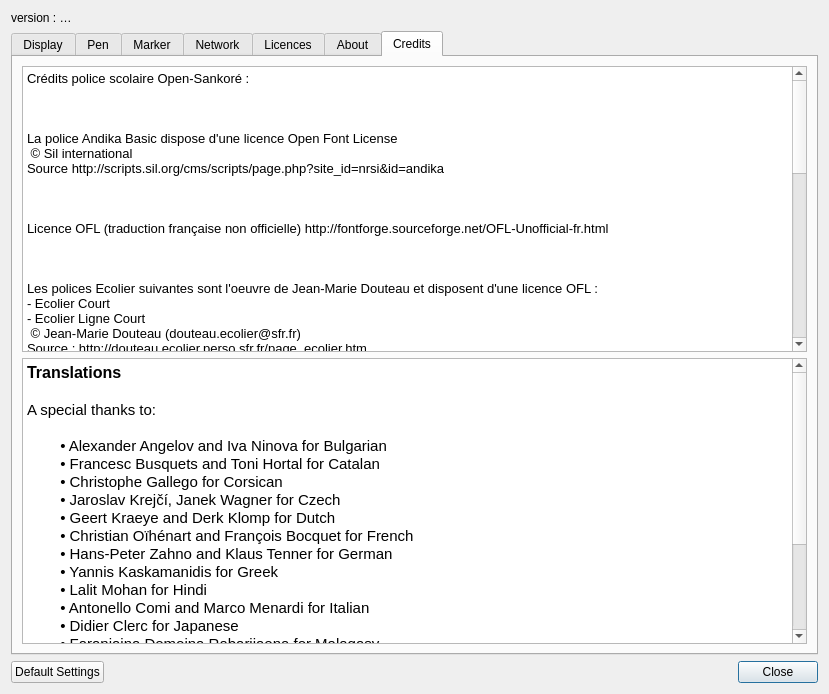
Before: the Qt Designer form resources/forms/preferences.ui in Sankore/Sankore-3.1, drawn with Qt 5.
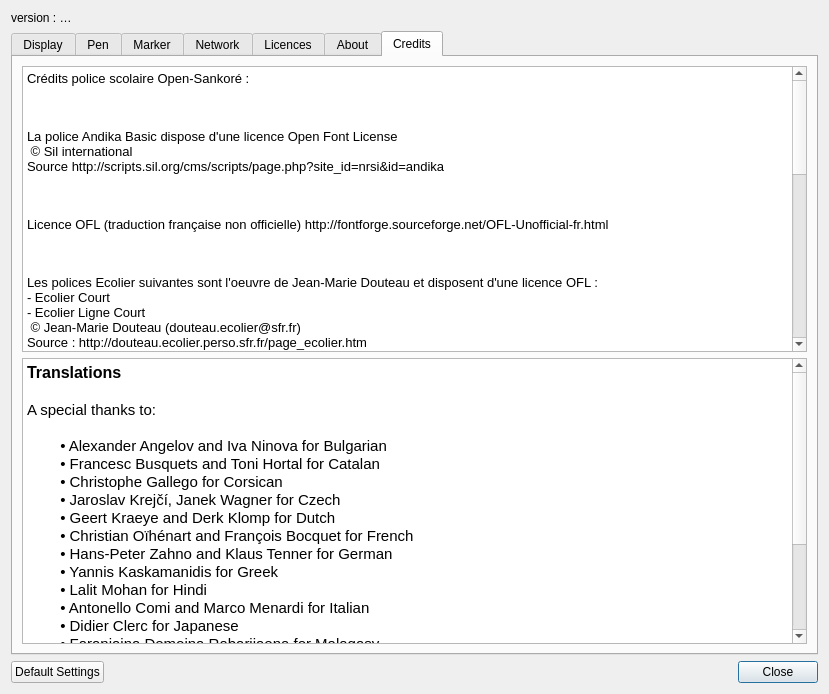
After: the same form once the commit is applied. The open tabs and pages were chosen to show the change.

Commit message: Modif numero de version OpenSankore (2.3.0) dans l'onglet Preferences/About

The edit to the form file:
```diff
--- a/resources/forms/preferences.ui
+++ b/resources/forms/preferences.ui
@@ -3033,52 +3033,52 @@
           <string notr="true">&lt;!DOCTYPE HTML PUBLIC &quot;-//W3C//DTD HTML 4.0//EN&quot; &quot;http://www.w3.org/TR/REC-html40/strict.dtd&quot;&gt;
 &lt;html&gt;&lt;head&gt;&lt;meta name=&quot;qrichtext&quot; content=&quot;1&quot; /&gt;&lt;style type=&quot;text/css&quot;&gt;
 p, li { white-space: pre-wrap; }
-&lt;/style&gt;&lt;/head&gt;&lt;body style=&quot; font-family:'Cantarell'; font-size:10pt; font-weight:400; font-style:normal;&quot;&gt;
-&lt;p style=&quot; margin-top:0px; margin-bottom:0px; margin-left:0px; margin-right:0px; -qt-block-indent:0; text-indent:0px;&quot;&gt;&lt;span style=&quot; font-family:'Ubuntu';&quot;&gt;Crédits police scolaire Open-Sankoré : &lt;/span&gt;&lt;/p&gt;
-&lt;p style=&quot;-qt-paragraph-type:empty; margin-top:0px; margin-bottom:0px; margin-left:0px; margin-right:0px; -qt-block-indent:0; text-indent:0px; font-family:'Ubuntu';&quot;&gt;&lt;br /&gt;&lt;/p&gt;
-&lt;p style=&quot; margin-top:0px; margin-bottom:0px; margin-left:0px; margin-right:0px; -qt-block-indent:0; text-indent:0px;&quot;&gt;&lt;span style=&quot; font-family:'Ubuntu';&quot;&gt;&lt;br /&gt;&lt;/span&gt;&lt;/p&gt;
-&lt;p style=&quot; margin-top:0px; margin-bottom:0px; margin-left:0px; margin-right:0px; -qt-block-indent:0; text-indent:0px;&quot;&gt;&lt;span style=&quot; font-family:'Ubuntu';&quot;&gt;La police Andika Basic dispose d'une licence Open Font License &lt;/span&gt;&lt;/p&gt;
-&lt;p style=&quot; margin-top:0px; margin-bottom:0px; margin-left:0px; margin-right:0px; -qt-block-indent:0; text-indent:0px;&quot;&gt;&lt;span style=&quot; font-family:'Ubuntu';&quot;&gt; © Sil international&lt;/span&gt;&lt;/p&gt;
-&lt;p style=&quot; margin-top:0px; margin-bottom:0px; margin-left:0px; margin-right:0px; -qt-block-indent:0; text-indent:0px;&quot;&gt;&lt;span style=&quot; font-family:'Ubuntu';&quot;&gt;Source http://scripts.sil.org/cms/scripts/page.php?site_id=nrsi&amp;amp;id=andika&lt;/span&gt;&lt;/p&gt;
-&lt;p style=&quot;-qt-paragraph-type:empty; margin-top:0px; margin-bottom:0px; margin-left:0px; margin-right:0px; -qt-block-indent:0; text-indent:0px; font-family:'Ubuntu';&quot;&gt;&lt;br /&gt;&lt;/p&gt;
-&lt;p style=&quot; margin-top:0px; margin-bottom:0px; margin-left:0px; margin-right:0px; -qt-block-indent:0; text-indent:0px;&quot;&gt;&lt;span style=&quot; font-family:'Ubuntu';&quot;&gt;&lt;br /&gt;&lt;/span&gt;&lt;/p&gt;
-&lt;p style=&quot; margin-top:0px; margin-bottom:0px; margin-left:0px; margin-right:0px; -qt-block-indent:0; text-indent:0px;&quot;&gt;&lt;span style=&quot; font-family:'Ubuntu';&quot;&gt;Licence OFL (traduction française non officielle) http://fontforge.sourceforge.net/OFL-Unofficial-fr.html&lt;/span&gt;&lt;/p&gt;
-&lt;p style=&quot;-qt-paragraph-type:empty; margin-top:0px; margin-bottom:0px; margin-left:0px; margin-right:0px; -qt-block-indent:0; text-indent:0px; font-family:'Ubuntu';&quot;&gt;&lt;br /&gt;&lt;/p&gt;
-&lt;p style=&quot; margin-top:0px; margin-bottom:0px; margin-left:0px; margin-right:0px; -qt-block-indent:0; text-indent:0px;&quot;&gt;&lt;span style=&quot; font-family:'Ubuntu';&quot;&gt;&lt;br /&gt;&lt;/span&gt;&lt;/p&gt;
-&lt;p style=&quot; margin-top:0px; margin-bottom:0px; margin-left:0px; margin-right:0px; -qt-block-indent:0; text-indent:0px;&quot;&gt;&lt;span style=&quot; font-family:'Ubuntu';&quot;&gt;Les polices Ecolier suivantes sont l'oeuvre de Jean-Marie Douteau et disposent d'une licence OFL : &lt;/span&gt;&lt;/p&gt;
-&lt;p style=&quot; margin-top:0px; margin-bottom:0px; margin-left:0px; margin-right:0px; -qt-block-indent:0; text-indent:0px;&quot;&gt;&lt;span style=&quot; font-family:'Ubuntu';&quot;&gt;- Ecolier Court &lt;/span&gt;&lt;/p&gt;
-&lt;p style=&quot; margin-top:0px; margin-bottom:0px; margin-left:0px; margin-right:0px; -qt-block-indent:0; text-indent:0px;&quot;&gt;&lt;span style=&quot; font-family:'Ubuntu';&quot;&gt;- Ecolier Ligne Court&lt;/span&gt;&lt;/p&gt;
-&lt;p style=&quot; margin-top:0px; margin-bottom:0px; margin-left:0px; margin-right:0px; -qt-block-indent:0; text-indent:0px;&quot;&gt;&lt;span style=&quot; font-family:'Ubuntu';&quot;&gt; © Jean-Marie Douteau (douteau.ecolier@sfr.fr)&lt;/span&gt;&lt;/p&gt;
-&lt;p style=&quot; margin-top:0px; margin-bottom:0px; margin-left:0px; margin-right:0px; -qt-block-indent:0; text-indent:0px;&quot;&gt;&lt;span style=&quot; font-family:'Ubuntu';&quot;&gt;Source : http://douteau.ecolier.perso.sfr.fr/page_ecolier.htm&lt;/span&gt;&lt;/p&gt;
-&lt;p style=&quot;-qt-paragraph-type:empty; margin-top:0px; margin-bottom:0px; margin-left:0px; margin-right:0px; -qt-block-indent:0; text-indent:0px; font-family:'Ubuntu';&quot;&gt;&lt;br /&gt;&lt;/p&gt;
-&lt;p style=&quot; margin-top:0px; margin-bottom:0px; margin-left:0px; margin-right:0px; -qt-block-indent:0; text-indent:0px;&quot;&gt;&lt;span style=&quot; font-family:'Ubuntu';&quot;&gt;&lt;br /&gt;&lt;/span&gt;&lt;/p&gt;
-&lt;p style=&quot; margin-top:0px; margin-bottom:0px; margin-left:0px; margin-right:0px; -qt-block-indent:0; text-indent:0px;&quot;&gt;&lt;span style=&quot; font-family:'Ubuntu';&quot;&gt;Les polices Ecolier suivantes sont l'oeuvre de Jean-Marie Douteau et disposent d'une licence Creative Commons BY NC ND :&lt;/span&gt;&lt;/p&gt;
-&lt;p style=&quot; margin-top:0px; margin-bottom:0px; margin-left:0px; margin-right:0px; -qt-block-indent:0; text-indent:0px;&quot;&gt;&lt;span style=&quot; font-family:'Ubuntu';&quot;&gt;- Ecolier lignes pointillés&lt;/span&gt;&lt;/p&gt;
-&lt;p style=&quot; margin-top:0px; margin-bottom:0px; margin-left:0px; margin-right:0px; -qt-block-indent:0; text-indent:0px;&quot;&gt;&lt;span style=&quot; font-family:'Ubuntu';&quot;&gt;- Écolier pointillés&lt;/span&gt;&lt;/p&gt;
-&lt;p style=&quot; margin-top:0px; margin-bottom:0px; margin-left:0px; margin-right:0px; -qt-block-indent:0; text-indent:0px;&quot;&gt;&lt;span style=&quot; font-family:'Ubuntu';&quot;&gt;- Écolier CP&lt;/span&gt;&lt;/p&gt;
-&lt;p style=&quot; margin-top:0px; margin-bottom:0px; margin-left:0px; margin-right:0px; -qt-block-indent:0; text-indent:0px;&quot;&gt;&lt;span style=&quot; font-family:'Ubuntu';&quot;&gt;- Écolier CP pointillés&lt;/span&gt;&lt;/p&gt;
-&lt;p style=&quot; margin-top:0px; margin-bottom:0px; margin-left:0px; margin-right:0px; -qt-block-indent:0; text-indent:0px;&quot;&gt;&lt;span style=&quot; font-family:'Ubuntu';&quot;&gt; © Jean-Marie Douteau (douteau.ecolier@sfr.fr)&lt;/span&gt;&lt;/p&gt;
-&lt;p style=&quot; margin-top:0px; margin-bottom:0px; margin-left:0px; margin-right:0px; -qt-block-indent:0; text-indent:0px;&quot;&gt;&lt;span style=&quot; font-family:'Ubuntu';&quot;&gt;Source : http://douteau.ecolier.perso.sfr.fr/page_ecolier.htm&lt;/span&gt;&lt;/p&gt;
-&lt;p style=&quot;-qt-paragraph-type:empty; margin-top:0px; margin-bottom:0px; margin-left:0px; margin-right:0px; -qt-block-indent:0; text-indent:0px; font-family:'Ubuntu';&quot;&gt;&lt;br /&gt;&lt;/p&gt;
-&lt;p style=&quot; margin-top:0px; margin-bottom:0px; margin-left:0px; margin-right:0px; -qt-block-indent:0; text-indent:0px;&quot;&gt;&lt;span style=&quot; font-family:'Ubuntu';&quot;&gt;&lt;br /&gt;&lt;/span&gt;&lt;/p&gt;
-&lt;p style=&quot; margin-top:0px; margin-bottom:0px; margin-left:0px; margin-right:0px; -qt-block-indent:0; text-indent:0px;&quot;&gt;&lt;span style=&quot; font-family:'Ubuntu';&quot;&gt;Les polices Cursive sont l'oeuvre d'Antoine Fetet (antoine.fetet@laposte.net) à partir d'une police proposée par Jean-Claude Gineau&lt;/span&gt;&lt;/p&gt;
-&lt;p style=&quot; margin-top:0px; margin-bottom:0px; margin-left:0px; margin-right:0px; -qt-block-indent:0; text-indent:0px;&quot;&gt;&lt;span style=&quot; font-family:'Ubuntu';&quot;&gt;Source : http://lps13.free.fr/contenu/construire/Cursive_standard.zip et http://fr.fontriver.com/font/gino_school_script/&lt;/span&gt;&lt;/p&gt;
-&lt;p style=&quot; margin-top:0px; margin-bottom:0px; margin-left:0px; margin-right:0px; -qt-block-indent:0; text-indent:0px;&quot;&gt;&lt;span style=&quot; font-family:'Ubuntu';&quot;&gt;L'auteur en autorise l'utilisation dans le cadre du logiciel open-Sankoré pour un usage non commercial&lt;/span&gt;&lt;/p&gt;
-&lt;p style=&quot;-qt-paragraph-type:empty; margin-top:0px; margin-bottom:0px; margin-left:0px; margin-right:0px; -qt-block-indent:0; text-indent:0px; font-family:'Ubuntu';&quot;&gt;&lt;br /&gt;&lt;/p&gt;
-&lt;p style=&quot; margin-top:0px; margin-bottom:0px; margin-left:0px; margin-right:0px; -qt-block-indent:0; text-indent:0px;&quot;&gt;&lt;span style=&quot; font-family:'Ubuntu';&quot;&gt;&lt;br /&gt;&lt;/span&gt;&lt;/p&gt;
-&lt;p style=&quot; margin-top:0px; margin-bottom:0px; margin-left:0px; margin-right:0px; -qt-block-indent:0; text-indent:0px;&quot;&gt;&lt;span style=&quot; font-family:'Ubuntu';&quot;&gt;Les polices Script (Ecole et CaseEcole) sont l'oeuvre d'Henri Rogelet&lt;/span&gt;&lt;/p&gt;
-&lt;p style=&quot; margin-top:0px; margin-bottom:0px; margin-left:0px; margin-right:0px; -qt-block-indent:0; text-indent:0px;&quot;&gt;&lt;span style=&quot; font-family:'Ubuntu';&quot;&gt;Source : http://pointecole.free.fr/polices/SCRIPTCO.zip&lt;/span&gt;&lt;/p&gt;
-&lt;p style=&quot; margin-top:0px; margin-bottom:0px; margin-left:0px; margin-right:0px; -qt-block-indent:0; text-indent:0px;&quot;&gt;&lt;span style=&quot; font-family:'Ubuntu';&quot;&gt;Source : http://pointecole.free.fr/polices/SCRIPTCA.zip&lt;/span&gt;&lt;/p&gt;
-&lt;p style=&quot; margin-top:0px; margin-bottom:0px; margin-left:0px; margin-right:0px; -qt-block-indent:0; text-indent:0px;&quot;&gt;&lt;span style=&quot; font-family:'Ubuntu';&quot;&gt; © Henri Rogelet &amp;lt;h.rogelet@free.fr&amp;gt;&lt;/span&gt;&lt;/p&gt;
-&lt;p style=&quot; margin-top:0px; margin-bottom:0px; margin-left:0px; margin-right:0px; -qt-block-indent:0; text-indent:0px;&quot;&gt;&lt;span style=&quot; font-family:'Ubuntu';&quot;&gt;Autorisation pour un usage non commercial&lt;/span&gt;&lt;/p&gt;
-&lt;p style=&quot; margin-top:0px; margin-bottom:0px; margin-left:0px; margin-right:0px; -qt-block-indent:0; text-indent:0px;&quot;&gt;&lt;span style=&quot; font-family:'Ubuntu';&quot;&gt;Source : http://pointecole.free.fr/polices.html&lt;/span&gt;&lt;/p&gt;
-&lt;p style=&quot;-qt-paragraph-type:empty; margin-top:0px; margin-bottom:0px; margin-left:0px; margin-right:0px; -qt-block-indent:0; text-indent:0px; font-family:'Ubuntu';&quot;&gt;&lt;br /&gt;&lt;/p&gt;
-&lt;p style=&quot; margin-top:0px; margin-bottom:0px; margin-left:0px; margin-right:0px; -qt-block-indent:0; text-indent:0px;&quot;&gt;&lt;span style=&quot; font-family:'Ubuntu';&quot;&gt;&lt;br /&gt;&lt;/span&gt;&lt;/p&gt;
-&lt;p style=&quot; margin-top:0px; margin-bottom:0px; margin-left:0px; margin-right:0px; -qt-block-indent:0; text-indent:0px;&quot;&gt;&lt;span style=&quot; font-family:'Ubuntu';&quot;&gt;La police phonétique, Alphonet est l'oeuvre d'Henri Rogelet&lt;/span&gt;&lt;/p&gt;
-&lt;p style=&quot; margin-top:0px; margin-bottom:0px; margin-left:0px; margin-right:0px; -qt-block-indent:0; text-indent:0px;&quot;&gt;&lt;span style=&quot; font-family:'Ubuntu';&quot;&gt;Source : http://pointecole.free.fr/polices/ALPHONET.zip&lt;/span&gt;&lt;/p&gt;
-&lt;p style=&quot; margin-top:0px; margin-bottom:0px; margin-left:0px; margin-right:0px; -qt-block-indent:0; text-indent:0px;&quot;&gt;&lt;span style=&quot; font-family:'Ubuntu';&quot;&gt; © Henri Rogelet &amp;lt;h.rogelet@free.fr&amp;gt;&lt;/span&gt;&lt;/p&gt;
-&lt;p style=&quot; margin-top:0px; margin-bottom:0px; margin-left:0px; margin-right:0px; -qt-block-indent:0; text-indent:0px;&quot;&gt;&lt;span style=&quot; font-family:'Ubuntu';&quot;&gt;Autorisation pour un usage non commercial&lt;/span&gt;&lt;/p&gt;
-&lt;p style=&quot; margin-top:0px; margin-bottom:0px; margin-left:0px; margin-right:0px; -qt-block-indent:0; text-indent:0px;&quot;&gt;&lt;span style=&quot; font-family:'Ubuntu';&quot;&gt;Source : http://pointecole.free.fr/polices.html&lt;/span&gt;&lt;/p&gt;&lt;/body&gt;&lt;/html&gt;</string>
+&lt;/style&gt;&lt;/head&gt;&lt;body style=&quot; font-family:'MS Shell Dlg 2'; font-size:8.25pt; font-weight:400; font-style:normal;&quot;&gt;
+&lt;p style=&quot; margin-top:0px; margin-bottom:0px; margin-left:0px; margin-right:0px; -qt-block-indent:0; text-indent:0px;&quot;&gt;&lt;span style=&quot; font-family:'Ubuntu'; font-size:10pt;&quot;&gt;Crédits police scolaire Open-Sankoré : &lt;/span&gt;&lt;/p&gt;
+&lt;p style=&quot;-qt-paragraph-type:empty; margin-top:0px; margin-bottom:0px; margin-left:0px; margin-right:0px; -qt-block-indent:0; text-indent:0px; font-family:'Ubuntu'; font-size:10pt;&quot;&gt;&lt;br /&gt;&lt;/p&gt;
+&lt;p style=&quot; margin-top:0px; margin-bottom:0px; margin-left:0px; margin-right:0px; -qt-block-indent:0; text-indent:0px;&quot;&gt;&lt;span style=&quot; font-family:'Ubuntu'; font-size:10pt;&quot;&gt;&lt;br /&gt;&lt;/span&gt;&lt;/p&gt;
+&lt;p style=&quot; margin-top:0px; margin-bottom:0px; margin-left:0px; margin-right:0px; -qt-block-indent:0; text-indent:0px;&quot;&gt;&lt;span style=&quot; font-family:'Ubuntu'; font-size:10pt;&quot;&gt;La police Andika Basic dispose d'une licence Open Font License &lt;/span&gt;&lt;/p&gt;
+&lt;p style=&quot; margin-top:0px; margin-bottom:0px; margin-left:0px; margin-right:0px; -qt-block-indent:0; text-indent:0px;&quot;&gt;&lt;span style=&quot; font-family:'Ubuntu'; font-size:10pt;&quot;&gt; © Sil international&lt;/span&gt;&lt;/p&gt;
+&lt;p style=&quot; margin-top:0px; margin-bottom:0px; margin-left:0px; margin-right:0px; -qt-block-indent:0; text-indent:0px;&quot;&gt;&lt;span style=&quot; font-family:'Ubuntu'; font-size:10pt;&quot;&gt;Source http://scripts.sil.org/cms/scripts/page.php?site_id=nrsi&amp;amp;id=andika&lt;/span&gt;&lt;/p&gt;
+&lt;p style=&quot;-qt-paragraph-type:empty; margin-top:0px; margin-bottom:0px; margin-left:0px; margin-right:0px; -qt-block-indent:0; text-indent:0px; font-family:'Ubuntu'; font-size:10pt;&quot;&gt;&lt;br /&gt;&lt;/p&gt;
+&lt;p style=&quot; margin-top:0px; margin-bottom:0px; margin-left:0px; margin-right:0px; -qt-block-indent:0; text-indent:0px;&quot;&gt;&lt;span style=&quot; font-family:'Ubuntu'; font-size:10pt;&quot;&gt;&lt;br /&gt;&lt;/span&gt;&lt;/p&gt;
+&lt;p style=&quot; margin-top:0px; margin-bottom:0px; margin-left:0px; margin-right:0px; -qt-block-indent:0; text-indent:0px;&quot;&gt;&lt;span style=&quot; font-family:'Ubuntu'; font-size:10pt;&quot;&gt;Licence OFL (traduction française non officielle) http://fontforge.sourceforge.net/OFL-Unofficial-fr.html&lt;/span&gt;&lt;/p&gt;
+&lt;p style=&quot;-qt-paragraph-type:empty; margin-top:0px; margin-bottom:0px; margin-left:0px; margin-right:0px; -qt-block-indent:0; text-indent:0px; font-family:'Ubuntu'; font-size:10pt;&quot;&gt;&lt;br /&gt;&lt;/p&gt;
+&lt;p style=&quot; margin-top:0px; margin-bottom:0px; margin-left:0px; margin-right:0px; -qt-block-indent:0; text-indent:0px;&quot;&gt;&lt;span style=&quot; font-family:'Ubuntu'; font-size:10pt;&quot;&gt;&lt;br /&gt;&lt;/span&gt;&lt;/p&gt;
+&lt;p style=&quot; margin-top:0px; margin-bottom:0px; margin-left:0px; margin-right:0px; -qt-block-indent:0; text-indent:0px;&quot;&gt;&lt;span style=&quot; font-family:'Ubuntu'; font-size:10pt;&quot;&gt;Les polices Ecolier suivantes sont l'oeuvre de Jean-Marie Douteau et disposent d'une licence OFL : &lt;/span&gt;&lt;/p&gt;
+&lt;p style=&quot; margin-top:0px; margin-bottom:0px; margin-left:0px; margin-right:0px; -qt-block-indent:0; text-indent:0px;&quot;&gt;&lt;span style=&quot; font-family:'Ubuntu'; font-size:10pt;&quot;&gt;- Ecolier Court &lt;/span&gt;&lt;/p&gt;
+&lt;p style=&quot; margin-top:0px; margin-bottom:0px; margin-left:0px; margin-right:0px; -qt-block-indent:0; text-indent:0px;&quot;&gt;&lt;span style=&quot; font-family:'Ubuntu'; font-size:10pt;&quot;&gt;- Ecolier Ligne Court&lt;/span&gt;&lt;/p&gt;
+&lt;p style=&quot; margin-top:0px; margin-bottom:0px; margin-left:0px; margin-right:0px; -qt-block-indent:0; text-indent:0px;&quot;&gt;&lt;span style=&quot; font-family:'Ubuntu'; font-size:10pt;&quot;&gt; © Jean-Marie Douteau (douteau.ecolier@sfr.fr)&lt;/span&gt;&lt;/p&gt;
+&lt;p style=&quot; margin-top:0px; margin-bottom:0px; margin-left:0px; margin-right:0px; -qt-block-indent:0; text-indent:0px;&quot;&gt;&lt;span style=&quot; font-family:'Ubuntu'; font-size:10pt;&quot;&gt;Source : http://douteau.ecolier.perso.sfr.fr/page_ecolier.htm&lt;/span&gt;&lt;/p&gt;
+&lt;p style=&quot;-qt-paragraph-type:empty; margin-top:0px; margin-bottom:0px; margin-left:0px; margin-right:0px; -qt-block-indent:0; text-indent:0px; font-family:'Ubuntu'; font-size:10pt;&quot;&gt;&lt;br /&gt;&lt;/p&gt;
+&lt;p style=&quot; margin-top:0px; margin-bottom:0px; margin-left:0px; margin-right:0px; -qt-block-indent:0; text-indent:0px;&quot;&gt;&lt;span style=&quot; font-family:'Ubuntu'; font-size:10pt;&quot;&gt;&lt;br /&gt;&lt;/span&gt;&lt;/p&gt;
+&lt;p style=&quot; margin-top:0px; margin-bottom:0px; margin-left:0px; margin-right:0px; -qt-block-indent:0; text-indent:0px;&quot;&gt;&lt;span style=&quot; font-family:'Ubuntu'; font-size:10pt;&quot;&gt;Les polices Ecolier suivantes sont l'oeuvre de Jean-Marie Douteau et disposent d'une licence Creative Commons BY NC ND :&lt;/span&gt;&lt;/p&gt;
+&lt;p style=&quot; margin-top:0px; margin-bottom:0px; margin-left:0px; margin-right:0px; -qt-block-indent:0; text-indent:0px;&quot;&gt;&lt;span style=&quot; font-family:'Ubuntu'; font-size:10pt;&quot;&gt;- Ecolier lignes pointillés&lt;/span&gt;&lt;/p&gt;
+&lt;p style=&quot; margin-top:0px; margin-bottom:0px; margin-left:0px; margin-right:0px; -qt-block-indent:0; text-indent:0px;&quot;&gt;&lt;span style=&quot; font-family:'Ubuntu'; font-size:10pt;&quot;&gt;- Écolier pointillés&lt;/span&gt;&lt;/p&gt;
+&lt;p style=&quot; margin-top:0px; margin-bottom:0px; margin-left:0px; margin-right:0px; -qt-block-indent:0; text-indent:0px;&quot;&gt;&lt;span style=&quot; font-family:'Ubuntu'; font-size:10pt;&quot;&gt;- Écolier CP&lt;/span&gt;&lt;/p&gt;
+&lt;p style=&quot; margin-top:0px; margin-bottom:0px; margin-left:0px; margin-right:0px; -qt-block-indent:0; text-indent:0px;&quot;&gt;&lt;span style=&quot; font-family:'Ubuntu'; font-size:10pt;&quot;&gt;- Écolier CP pointillés&lt;/span&gt;&lt;/p&gt;
+&lt;p style=&quot; margin-top:0px; margin-bottom:0px; margin-left:0px; margin-right:0px; -qt-block-indent:0; text-indent:0px;&quot;&gt;&lt;span style=&quot; font-family:'Ubuntu'; font-size:10pt;&quot;&gt; © Jean-Marie Douteau (douteau.ecolier@sfr.fr)&lt;/span&gt;&lt;/p&gt;
+&lt;p style=&quot; margin-top:0px; margin-bottom:0px; margin-left:0px; margin-right:0px; -qt-block-indent:0; text-indent:0px;&quot;&gt;&lt;span style=&quot; font-family:'Ubuntu'; font-size:10pt;&quot;&gt;Source : http://douteau.ecolier.perso.sfr.fr/page_ecolier.htm&lt;/span&gt;&lt;/p&gt;
+&lt;p style=&quot;-qt-paragraph-type:empty; margin-top:0px; margin-bottom:0px; margin-left:0px; margin-right:0px; -qt-block-indent:0; text-indent:0px; font-family:'Ubuntu'; font-size:10pt;&quot;&gt;&lt;br /&gt;&lt;/p&gt;
+&lt;p style=&quot; margin-top:0px; margin-bottom:0px; margin-left:0px; margin-right:0px; -qt-block-indent:0; text-indent:0px;&quot;&gt;&lt;span style=&quot; font-family:'Ubuntu'; font-size:10pt;&quot;&gt;&lt;br /&gt;&lt;/span&gt;&lt;/p&gt;
+&lt;p style=&quot; margin-top:0px; margin-bottom:0px; margin-left:0px; margin-right:0px; -qt-block-indent:0; text-indent:0px;&quot;&gt;&lt;span style=&quot; font-family:'Ubuntu'; font-size:10pt;&quot;&gt;Les polices Cursive sont l'oeuvre d'Antoine Fetet (antoine.fetet@laposte.net) à partir d'une police proposée par Jean-Claude Gineau&lt;/span&gt;&lt;/p&gt;
+&lt;p style=&quot; margin-top:0px; margin-bottom:0px; margin-left:0px; margin-right:0px; -qt-block-indent:0; text-indent:0px;&quot;&gt;&lt;span style=&quot; font-family:'Ubuntu'; font-size:10pt;&quot;&gt;Source : http://lps13.free.fr/contenu/construire/Cursive_standard.zip et http://fr.fontriver.com/font/gino_school_script/&lt;/span&gt;&lt;/p&gt;
+&lt;p style=&quot; margin-top:0px; margin-bottom:0px; margin-left:0px; margin-right:0px; -qt-block-indent:0; text-indent:0px;&quot;&gt;&lt;span style=&quot; font-family:'Ubuntu'; font-size:10pt;&quot;&gt;L'auteur en autorise l'utilisation dans le cadre du logiciel open-Sankoré pour un usage non commercial&lt;/span&gt;&lt;/p&gt;
+&lt;p style=&quot;-qt-paragraph-type:empty; margin-top:0px; margin-bottom:0px; margin-left:0px; margin-right:0px; -qt-block-indent:0; text-indent:0px; font-family:'Ubuntu'; font-size:10pt;&quot;&gt;&lt;br /&gt;&lt;/p&gt;
+&lt;p style=&quot; margin-top:0px; margin-bottom:0px; margin-left:0px; margin-right:0px; -qt-block-indent:0; text-indent:0px;&quot;&gt;&lt;span style=&quot; font-family:'Ubuntu'; font-size:10pt;&quot;&gt;&lt;br /&gt;&lt;/span&gt;&lt;/p&gt;
+&lt;p style=&quot; margin-top:0px; margin-bottom:0px; margin-left:0px; margin-right:0px; -qt-block-indent:0; text-indent:0px;&quot;&gt;&lt;span style=&quot; font-family:'Ubuntu'; font-size:10pt;&quot;&gt;Les polices Script (Ecole et CaseEcole) sont l'oeuvre d'Henri Rogelet&lt;/span&gt;&lt;/p&gt;
+&lt;p style=&quot; margin-top:0px; margin-bottom:0px; margin-left:0px; margin-right:0px; -qt-block-indent:0; text-indent:0px;&quot;&gt;&lt;span style=&quot; font-family:'Ubuntu'; font-size:10pt;&quot;&gt;Source : http://pointecole.free.fr/polices/SCRIPTCO.zip&lt;/span&gt;&lt;/p&gt;
+&lt;p style=&quot; margin-top:0px; margin-bottom:0px; margin-left:0px; margin-right:0px; -qt-block-indent:0; text-indent:0px;&quot;&gt;&lt;span style=&quot; font-family:'Ubuntu'; font-size:10pt;&quot;&gt;Source : http://pointecole.free.fr/polices/SCRIPTCA.zip&lt;/span&gt;&lt;/p&gt;
+&lt;p style=&quot; margin-top:0px; margin-bottom:0px; margin-left:0px; margin-right:0px; -qt-block-indent:0; text-indent:0px;&quot;&gt;&lt;span style=&quot; font-family:'Ubuntu'; font-size:10pt;&quot;&gt; © Henri Rogelet &amp;lt;h.rogelet@free.fr&amp;gt;&lt;/span&gt;&lt;/p&gt;
+&lt;p style=&quot; margin-top:0px; margin-bottom:0px; margin-left:0px; margin-right:0px; -qt-block-indent:0; text-indent:0px;&quot;&gt;&lt;span style=&quot; font-family:'Ubuntu'; font-size:10pt;&quot;&gt;Autorisation pour un usage non commercial&lt;/span&gt;&lt;/p&gt;
+&lt;p style=&quot; margin-top:0px; margin-bottom:0px; margin-left:0px; margin-right:0px; -qt-block-indent:0; text-indent:0px;&quot;&gt;&lt;span style=&quot; font-family:'Ubuntu'; font-size:10pt;&quot;&gt;Source : http://pointecole.free.fr/polices.html&lt;/span&gt;&lt;/p&gt;
+&lt;p style=&quot;-qt-paragraph-type:empty; margin-top:0px; margin-bottom:0px; margin-left:0px; margin-right:0px; -qt-block-indent:0; text-indent:0px; font-family:'Ubuntu'; font-size:10pt;&quot;&gt;&lt;br /&gt;&lt;/p&gt;
+&lt;p style=&quot; margin-top:0px; margin-bottom:0px; margin-left:0px; margin-right:0px; -qt-block-indent:0; text-indent:0px;&quot;&gt;&lt;span style=&quot; font-family:'Ubuntu'; font-size:10pt;&quot;&gt;&lt;br /&gt;&lt;/span&gt;&lt;/p&gt;
+&lt;p style=&quot; margin-top:0px; margin-bottom:0px; margin-left:0px; margin-right:0px; -qt-block-indent:0; text-indent:0px;&quot;&gt;&lt;span style=&quot; font-family:'Ubuntu'; font-size:10pt;&quot;&gt;La police phonétique, Alphonet est l'oeuvre d'Henri Rogelet&lt;/span&gt;&lt;/p&gt;
+&lt;p style=&quot; margin-top:0px; margin-bottom:0px; margin-left:0px; margin-right:0px; -qt-block-indent:0; text-indent:0px;&quot;&gt;&lt;span style=&quot; font-family:'Ubuntu'; font-size:10pt;&quot;&gt;Source : http://pointecole.free.fr/polices/ALPHONET.zip&lt;/span&gt;&lt;/p&gt;
+&lt;p style=&quot; margin-top:0px; margin-bottom:0px; margin-left:0px; margin-right:0px; -qt-block-indent:0; text-indent:0px;&quot;&gt;&lt;span style=&quot; font-family:'Ubuntu'; font-size:10pt;&quot;&gt; © Henri Rogelet &amp;lt;h.rogelet@free.fr&amp;gt;&lt;/span&gt;&lt;/p&gt;
+&lt;p style=&quot; margin-top:0px; margin-bottom:0px; margin-left:0px; margin-right:0px; -qt-block-indent:0; text-indent:0px;&quot;&gt;&lt;span style=&quot; font-family:'Ubuntu'; font-size:10pt;&quot;&gt;Autorisation pour un usage non commercial&lt;/span&gt;&lt;/p&gt;
+&lt;p style=&quot; margin-top:0px; margin-bottom:0px; margin-left:0px; margin-right:0px; -qt-block-indent:0; text-indent:0px;&quot;&gt;&lt;span style=&quot; font-family:'Ubuntu'; font-size:10pt;&quot;&gt;Source : http://pointecole.free.fr/polices.html&lt;/span&gt;&lt;/p&gt;&lt;/body&gt;&lt;/html&gt;</string>
          </property>
          <property name="textInteractionFlags">
           <set>Qt::TextSelectableByKeyboard|Qt::TextSelectableByMouse</set>
```
Left out of the diff: 56 changed lines with no effect on the pictures.
